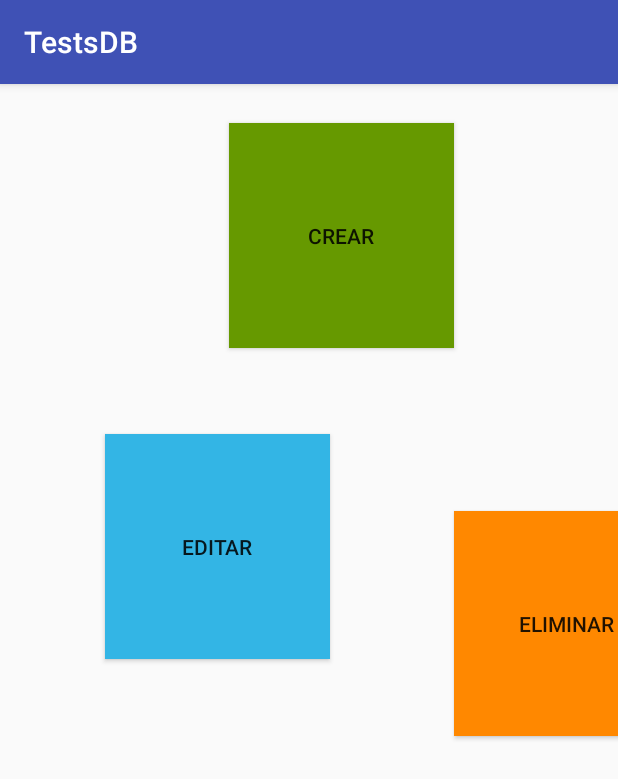
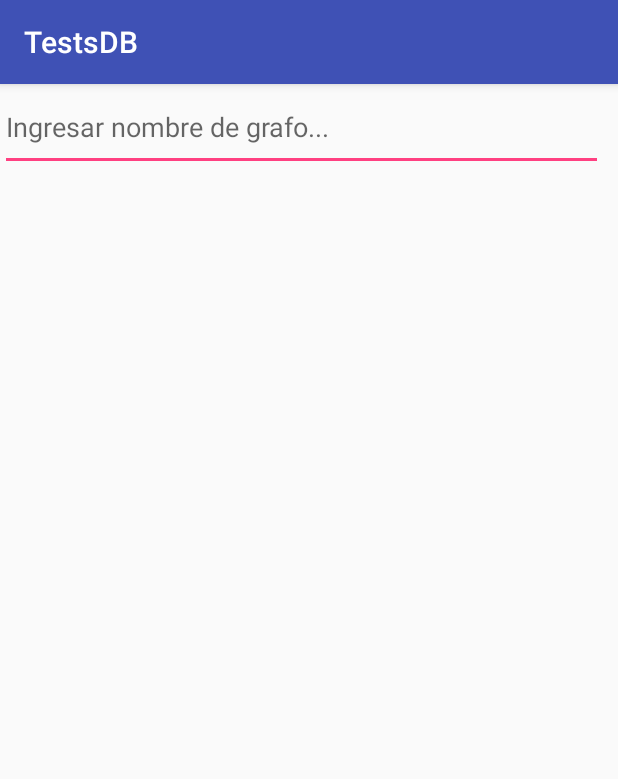
Before and after one commit to dastorga/TestDB, an Android app: the screen it shows after launch (MainActivity before the commit, CrearActivity after it), after a tap on "CREAR", on a phone screen of 412 x 824 dp. Shown: the top 779 px of the screen. Run offline under Robolectric (Android 15) with nearby library versions, the phone set to English and light mode, and no system bars.

Commit message:
Changes in MainActivity

```diff
--- a/app/src/main/java/com/example/dario/testsdb/MainActivity.java
+++ b/app/src/main/java/com/example/dario/testsdb/MainActivity.java
@@ -1,5 +1,6 @@
 package com.example.dario.testsdb;
 
+import android.content.Intent;
 import android.os.Bundle;
 import android.support.v7.app.AppCompatActivity;
 import android.view.View;
@@ -25,8 +26,9 @@ public class MainActivity extends AppCompatActivity {
         btnCrear.setOnClickListener(new View.OnClickListener() {
             public void onClick(View v) {
                 // Code here executes on main thread after user presses button
+                Toast.makeText(getApplicationContext(), "Opcion Crear", Toast.LENGTH_SHORT).show();
+                startActivity(new Intent(getApplicationContext(), CrearActivity.class));
 
-                Toast.makeText(getApplicationContext(), "Opcion Crear", Toast.LENGTH_SHORT).show();
 
 
             }
--- a/app/src/main/res/layout/activity_crear.xml
+++ b/app/src/main/res/layout/activity_crear.xml
@@ -6,4 +6,14 @@
     android:layout_height="match_parent"
     tools:context="com.example.dario.testsdb.CrearActivity">
 
+    <EditText
+        android:id="@+id/etNombreGrafo"
+        android:layout_width="402dp"
+        android:layout_height="58dp"
+        android:ems="10"
+        android:inputType="textPersonName"
+        android:hint="Ingresar nombre de grafo..."
+        tools:layout_editor_absoluteX="99dp"
+        tools:layout_editor_absoluteY="68dp"
+        tools:ignore="HardcodedText,MissingConstraints" />
 </android.support.constraint.ConstraintLayout>
```
